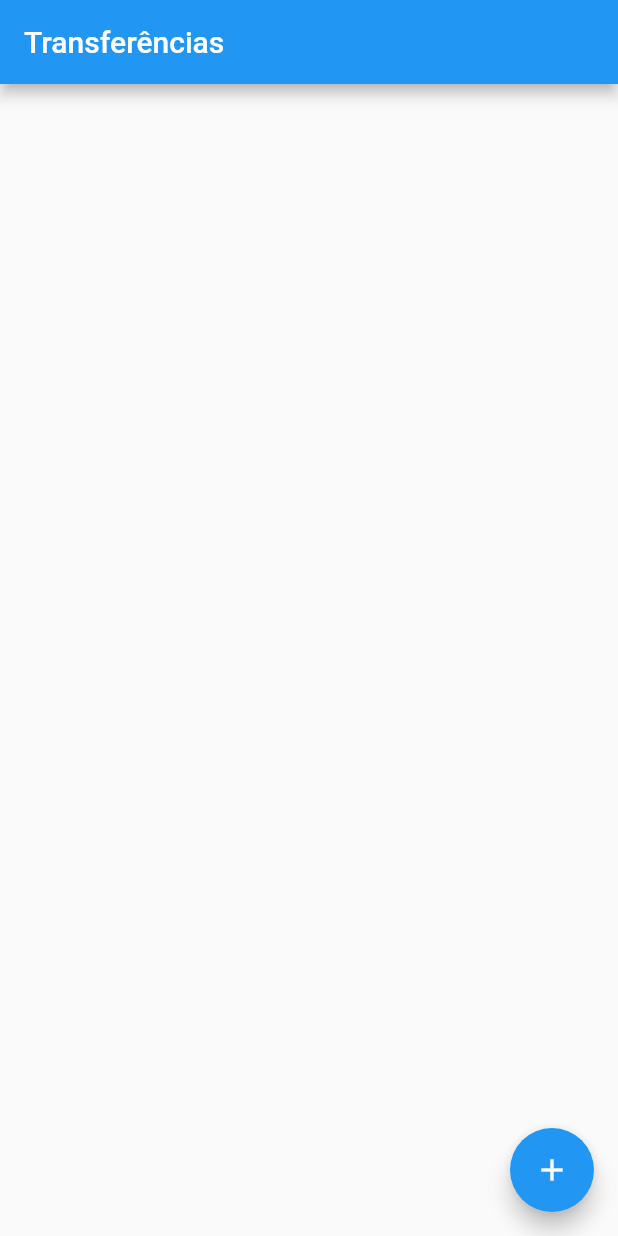
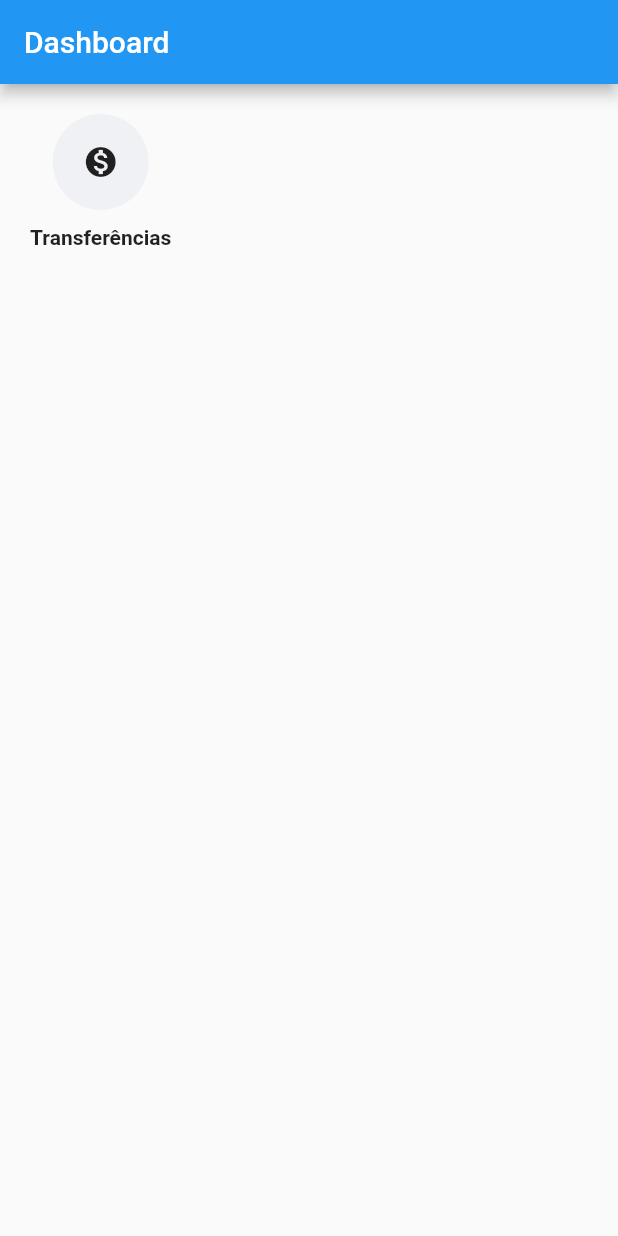
Before and after one commit to eliaslazcano/flutter_bytebank, a Flutter app: the screen it shows after launch, on a phone screen of 412 x 824 dp. Run offline on Flutter 3.47's test engine with Material 2 defaults, Android fonts, the phone set to English and light mode, and no system bars.

Commit message:
Home Page
Tela inicial da aplicação, o ponto de partida pra navegar pelas telas da aplicação.

```diff
--- /dev/null
+++ b/lib/components/home_page/btn_acao.dart
@@ -0,0 +1,35 @@
+import 'package:flutter/material.dart';
+import 'package:flutter_bytebank/views/transferencias.dart';
+
+class BtnAcao extends StatelessWidget {
+  final IconData icone;
+  final String titulo;
+  final bool primeiro;
+  final Widget view;
+
+  const BtnAcao({Key? key, required this.icone, required this.titulo, required this.view, this.primeiro = false}) : super(key: key);
+
+  @override
+  Widget build(BuildContext context) {
+    return Container(
+      padding: primeiro ? const EdgeInsets.only(left: 20, right: 6) : const EdgeInsets.symmetric(horizontal: 6),
+      child: GestureDetector(
+        onTap: () => Navigator.push(context, MaterialPageRoute(builder: (context) => view)),
+        child: Column(
+          children: [
+            Container(
+              padding: const EdgeInsets.all(20),
+              margin: const EdgeInsets.only(bottom: 10),
+              decoration: BoxDecoration(
+                color: const Color.fromRGBO(240, 241, 245, 1),
+                borderRadius: BorderRadius.circular(40),
+              ),
+              child: Icon(icone),
+            ),
+            Text(titulo, style: const TextStyle(fontWeight: FontWeight.bold))
+          ],
+        ),
+      ),
+    );
+  }
+}
--- a/lib/main.dart
+++ b/lib/main.dart
@@ -1,5 +1,5 @@
 import 'package:flutter/material.dart';
-import 'package:flutter_bytebank/views/transferencias.dart';
+import 'package:flutter_bytebank/views/home_page.dart';
 
 void main() => runApp(const BytebankApp());
 
@@ -9,8 +9,8 @@ class BytebankApp extends StatelessWidget {
 
   @override
   Widget build(BuildContext context) {
-    return MaterialApp(
-        home: Transferencias(),
+    return const MaterialApp(
+        home: HomePage(),
     );
   }
 }
--- /dev/null
+++ b/lib/views/home_page.dart
@@ -0,0 +1,35 @@
+import 'package:flutter/material.dart';
+import 'package:flutter_bytebank/components/home_page/btn_acao.dart';
+import 'package:flutter_bytebank/views/transferencias.dart';
+
+class HomePage extends StatelessWidget {
+  const HomePage({Key? key}) : super(key: key);
+
+  @override
+  Widget build(BuildContext context) {
+    return Scaffold(
+      appBar: AppBar(title: const Text('Dashboard')),
+      body: SafeArea(
+        child: SingleChildScrollView(
+          child: Column(
+            children: [
+              _botoesAcao(),
+            ],
+          ),
+        ),
+      ),
+    );
+  }
+
+  _botoesAcao() {
+    return Container(
+      padding: const EdgeInsets.symmetric(vertical: 20),
+      child: SingleChildScrollView(
+        scrollDirection: Axis.horizontal,
+        child: Row(children: const [
+          BtnAcao(icone: Icons.monetization_on, titulo: 'Transferências', view: Transferencias(), primeiro: true),
+        ]),
+      ),
+    );
+  }
+}
```
